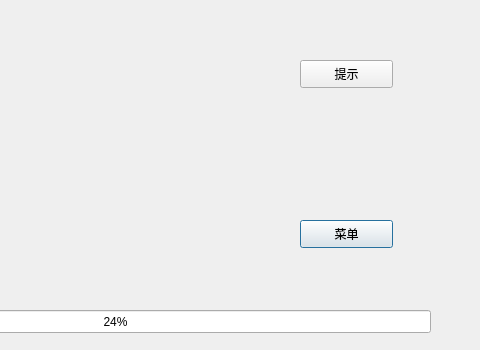
Above: BejeweledSln/CGameClassic.ui from lwyer/BejeweledSln before the change; both pictures show x 240 to 720 and y 130 to 480 of the 720 by 480 pixel window. Below: the same form after it.
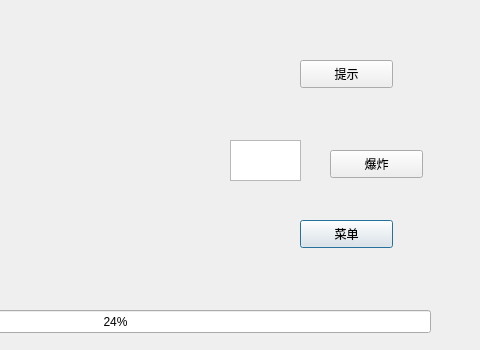
That is the form after the change. Icons and pictures are not drawn.

What changed in the file:
```diff
--- a/BejeweledSln/CGameClassic.ui
+++ b/BejeweledSln/CGameClassic.ui
@@ -126,6 +126,29 @@
     <string/>
    </property>
   </widget>
+  <widget class="QTextBrowser" name="boomcount">
+   <property name="geometry">
+    <rect>
+     <x>470</x>
+     <y>270</y>
+     <width>71</width>
+     <height>41</height>
+    </rect>
+   </property>
+  </widget>
+  <widget class="QPushButton" name="boom">
+   <property name="geometry">
+    <rect>
+     <x>570</x>
+     <y>280</y>
+     <width>93</width>
+     <height>28</height>
+    </rect>
+   </property>
+   <property name="text">
+    <string>爆炸</string>
+   </property>
+  </widget>
  </widget>
  <resources/>
  <connections>
```
Left out of the diff: 34 changed lines with no effect on the pictures.
